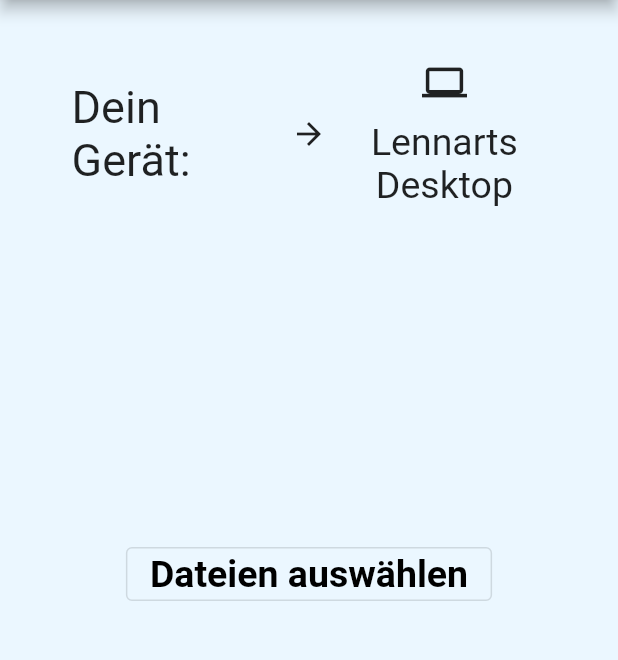
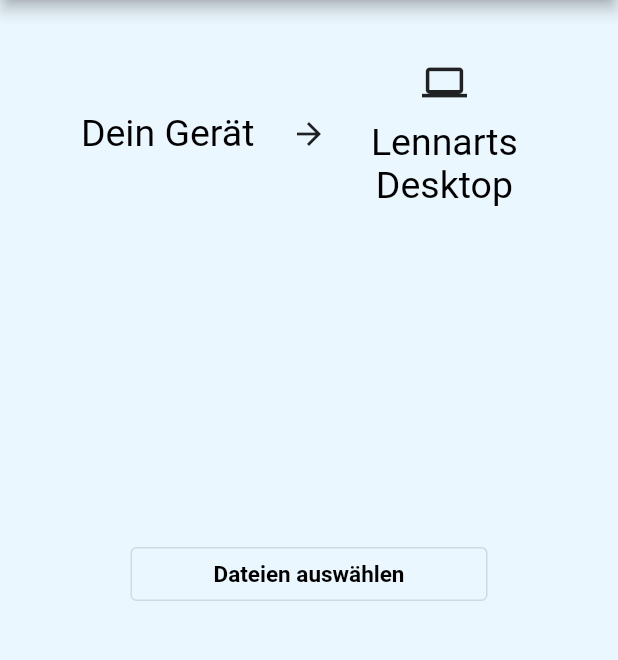
Before and after one commit to szettl135/share2desktop, a Flutter app: the screen it shows after launch, after a tap on "Lennarts Desktop", on a phone screen of 412 x 824 dp, the part 84-744 px from its top. Run offline on Flutter 3.47's test engine with Material 2 defaults, Android fonts, the phone set to English and light mode, and no system bars; drawn by our look-alikes of auto_size_text; our stand-ins replace adaptive_theme, qr_flutter; Roboto replaces fonts that are missing (Arial).

Commit message:
chooseFiles Responsiv

```diff
--- a/lib/chooseFiles.dart
+++ b/lib/chooseFiles.dart
@@ -37,7 +37,9 @@ class _ChooseFiles extends State<ChooseFiles> {
               Container(width:MediaQuery.of(context).size.width * 0.33, child:
               Column(children: [
                 SizedBox(height:10),
-                AutoSizeText("Dein Gerät:",style: TextStyle(fontSize: 30.0), minFontSize: 0),
+                Container(width: MediaQuery.of(context).size.width * 0.30,
+                  child:
+                AutoSizeText("Dein Gerät",style: Theme.of(context).textTheme.headline4, maxLines: 1, presetFontSizes: [25, 15, 5])),
                 SizedBox(height: 10),
 
               ],),
@@ -58,8 +60,10 @@ class _ChooseFiles extends State<ChooseFiles> {
                 SizedBox(height: 10),
                 Icon(Icons.computer, size: 30.0,),
                 SizedBox(height: 10),
-                AutoSizeText(widget.targetDeviceName, textAlign: TextAlign.center, style: TextStyle(fontSize: 25.0), minFontSize: 0, stepGranularity: 1, maxLines: 4,overflow: TextOverflow.ellipsis,),
-                SizedBox(height: 10)
+                Container(width: MediaQuery.of(context).size.width * 0.30,
+                child:
+                AutoSizeText(widget.targetDeviceName, textAlign: TextAlign.center, presetFontSizes: [25, 15, 5], style: Theme.of(context).textTheme.headline4,  maxLines: 2,overflow: TextOverflow.ellipsis,),
+                ),SizedBox(height: 10)
               ],),
               ),
               //SizedBox(width: 20)
@@ -74,7 +78,11 @@ class _ChooseFiles extends State<ChooseFiles> {
                       context,
                       MaterialPageRoute(builder: (context) => ReceiveFiles()),
                     )
-                  },child: Text("Dateien auswählen", style: Theme.of(context).textTheme.headline3 )),
+                  },child: Container(
+
+                    width: MediaQuery.of(context).size.width * 0.5,
+                    child: AutoSizeText("Dateien auswählen", maxLines: 1, textAlign: TextAlign.center, presetFontSizes: [25, 15, 5], style: Theme.of(context).textTheme.headline3 ))
+                    ),
         Spacer(flex:2)
       ])
     );
```
